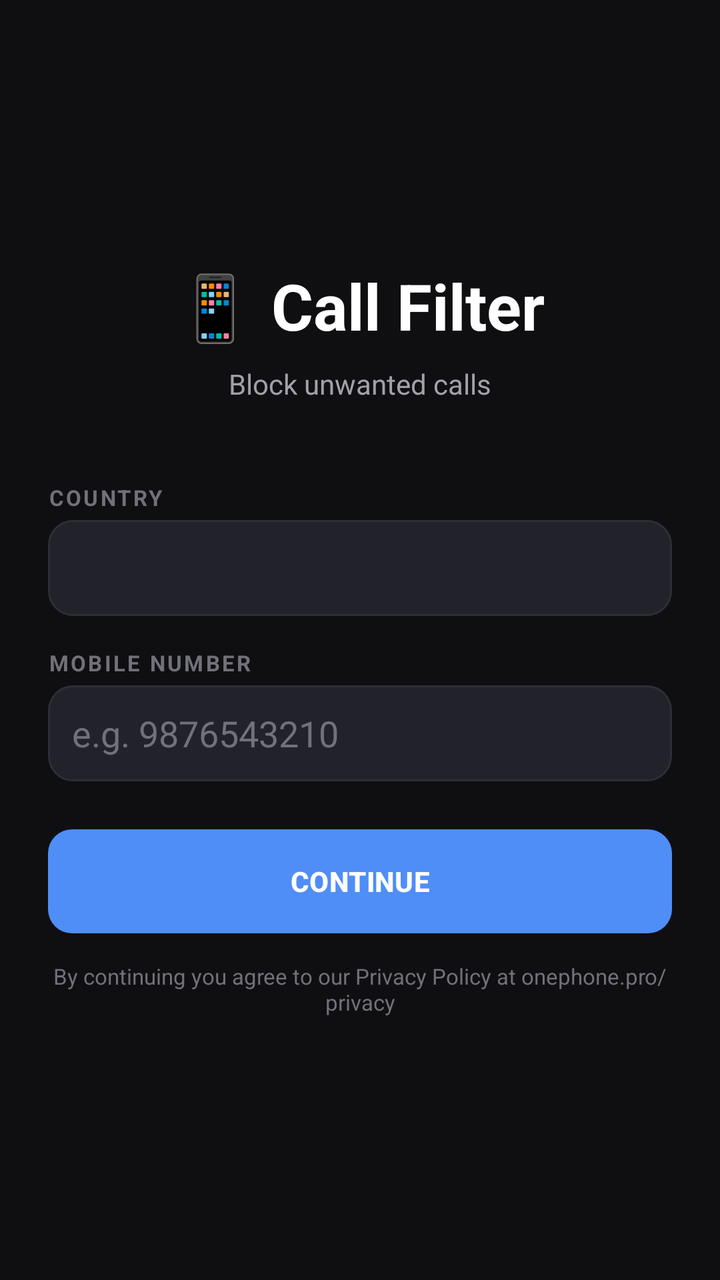
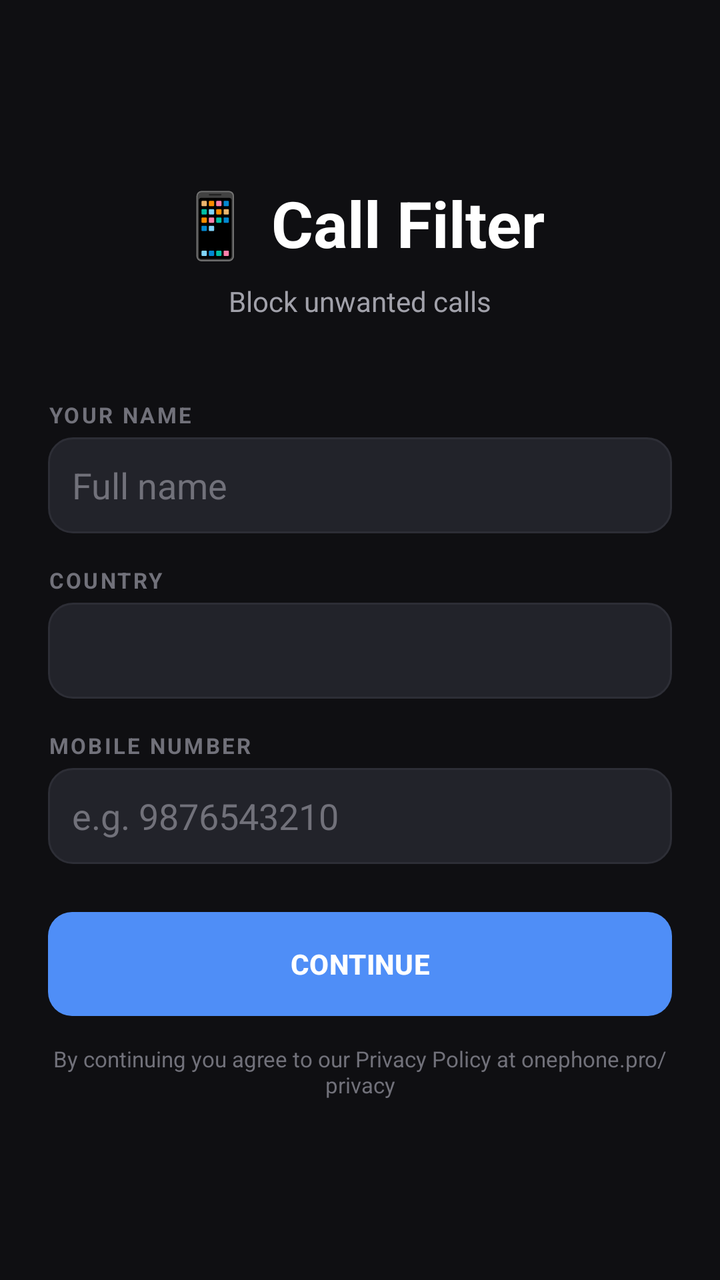

Two renders of the same Android screen: before a commit and after it. Below are the layout's source before the change and the commit's diff.
<!-- AndroidManifest.xml: application theme Theme.CallFilter -->
<!-- res/layout/activity_signup.xml -->
<?xml version="1.0" encoding="utf-8"?>
<LinearLayout xmlns:android="http://schemas.android.com/apk/res/android"
    android:layout_width="match_parent" android:layout_height="match_parent"
    android:orientation="vertical" android:gravity="center" android:padding="24dp"
    android:background="@color/bg">
    <TextView android:layout_width="wrap_content" android:layout_height="wrap_content"
        android:text="📱 Call Filter" android:textSize="32sp" android:textStyle="bold"
        android:textColor="@color/text" android:layout_marginBottom="8dp"/>
    <TextView android:layout_width="wrap_content" android:layout_height="wrap_content"
        android:text="Block unwanted calls"
        android:textSize="14sp" android:textColor="@color/subtext"
        android:layout_marginBottom="40dp"/>
    <TextView android:layout_width="match_parent" android:layout_height="wrap_content"
        android:text="COUNTRY" android:textSize="11sp" android:textStyle="bold"
        android:textColor="@color/muted" android:letterSpacing="0.1"/>
    <Spinner android:id="@+id/countrySpinner"
        android:layout_width="match_parent" android:layout_height="48dp"
        android:background="@drawable/input_bg" android:layout_marginTop="4dp"
        android:layout_marginBottom="16dp"/>
    <TextView android:layout_width="match_parent" android:layout_height="wrap_content"
        android:text="MOBILE NUMBER" android:textSize="11sp" android:textStyle="bold"
        android:textColor="@color/muted" android:letterSpacing="0.1"/>
    <EditText android:id="@+id/mobileInput"
        android:layout_width="match_parent" android:layout_height="48dp"
        android:hint="e.g. 9876543210" android:textColor="@color/text"
        android:textColorHint="@color/muted" android:background="@drawable/input_bg"
        android:paddingStart="12dp" android:paddingEnd="12dp" android:inputType="phone"
        android:layout_marginTop="4dp" android:layout_marginBottom="24dp"/>
    <Button android:id="@+id/btnContinue"
        android:layout_width="match_parent" android:layout_height="52dp"
        android:text="CONTINUE" android:textStyle="bold" android:textSize="14sp"
        android:textColor="@color/white" android:background="@drawable/btn_accent"/>
    <TextView android:layout_width="wrap_content" android:layout_height="wrap_content"
        android:text="By continuing you agree to our Privacy Policy at onephone.pro/privacy"
        android:textSize="11sp" android:textColor="@color/muted"
        android:layout_marginTop="14dp" android:gravity="center"/>
</LinearLayout>
<!-- resources referenced by this layout -->
<resources>
  <color name="bg">#0F0F12</color>
  <color name="muted">#71717A</color>
  <color name="subtext">#A1A1AA</color>
  <color name="text">#FFFFFF</color>
  <color name="white">#FFFFFF</color>
  <!-- drawable btn_accent (drawable) -->
  <?xml version="1.0" encoding="utf-8"?>
  <shape xmlns:android="http://schemas.android.com/apk/res/android" android:shape="rectangle">
      <corners android:radius="12dp"/>
      <solid android:color="#4F8EF7"/>
  </shape>
  <!-- drawable input_bg (drawable) -->
  <?xml version="1.0" encoding="utf-8"?>
  <shape xmlns:android="http://schemas.android.com/apk/res/android" android:shape="rectangle">
      <corners android:radius="12dp"/>
      <solid android:color="#22232A"/>
      <stroke android:width="1dp" android:color="#2D2E36"/>
  </shape>
  <style name="Theme.CallFilter" parent="Theme.Material3.DayNight.NoActionBar">
          <item name="android:windowBackground">@color/bg</item>
          <item name="android:statusBarColor">@color/bg</item>
          <item name="android:navigationBarColor">@color/bg</item>
          <item name="android:windowLightStatusBar">false</item>
          <item name="colorPrimary">@color/accent</item>
          <item name="colorOnPrimary">@color/white</item>
          <item name="android:textColor">@color/text</item>
      </style>
  <color name="accent">#4F8EF7</color>
</resources>

<!-- the commit's change to res/layout/activity_signup.xml (unified diff, before → after) -->
@@ -10,6 +10,16 @@
         android:text="Block unwanted calls"
         android:textSize="14sp" android:textColor="@color/subtext"
         android:layout_marginBottom="40dp"/>
+    <TextView android:layout_width="match_parent" android:layout_height="wrap_content"
+        android:text="YOUR NAME" android:textSize="11sp" android:textStyle="bold"
+        android:textColor="@color/muted" android:letterSpacing="0.1"/>
+    <EditText android:id="@+id/nameInput"
+        android:layout_width="match_parent" android:layout_height="48dp"
+        android:hint="Full name" android:textColor="@color/text"
+        android:textColorHint="@color/muted" android:background="@drawable/input_bg"
+        android:paddingStart="12dp" android:paddingEnd="12dp"
+        android:inputType="textPersonName|textCapWords"
+        android:layout_marginTop="4dp" android:layout_marginBottom="16dp"/>
     <TextView android:layout_width="match_parent" android:layout_height="wrap_content"
         android:text="COUNTRY" android:textSize="11sp" android:textStyle="bold"
         android:textColor="@color/muted" android:letterSpacing="0.1"/>
